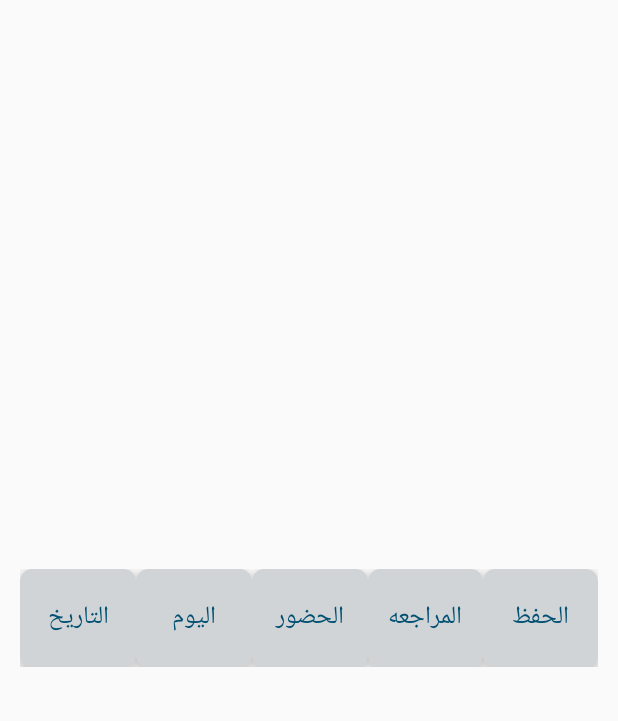
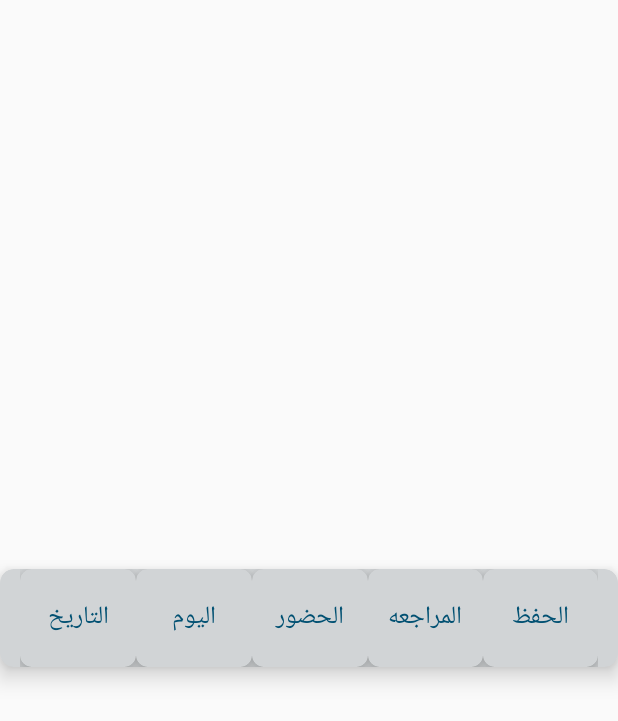
Before and after one commit to Ahmed-Redwan/QuranProjectDemo, an Android app: the layout student_recycler.xml on its own in the app's theme, with its tools: preview values and no code run, on a phone screen of 412 x 824 dp. Shown: the top 721 px of the screen. Run offline under Robolectric (Android 15) with nearby library versions, the phone set to English and light mode, and no system bars.

Commit message:
update Name Show Group Student

```diff
--- a/app/src/main/java/com/example/quranprojectdemo/Recycler_student_image_and_name.java
+++ b/app/src/main/java/com/example/quranprojectdemo/Adabter_student_image_and_name.java
@@ -15,14 +15,14 @@ import androidx.recyclerview.widget.RecyclerView;
 
 import java.util.ArrayList;
 
-public class Recycler_student_image_and_name extends BaseAdapter {
+public class Adabter_student_image_and_name extends BaseAdapter {
 
     Context context;
     int resourse;
     ArrayList<Student_imageand_name>student_imageand_names;
 
 
-    public Recycler_student_image_and_name(Context context, int resourse, ArrayList<Student_imageand_name> student_imageand_names) {
+    public Adabter_student_image_and_name(Context context, int resourse, ArrayList<Student_imageand_name> student_imageand_names) {
         this.context = context;
         this.resourse = resourse;
         this.student_imageand_names = student_imageand_names;
--- a/app/src/main/java/com/example/quranprojectdemo/Add_a_new_save.java
+++ b/app/src/main/java/com/example/quranprojectdemo/Add_a_new_save.java
@@ -25,10 +25,10 @@ public class Add_a_new_save extends AppCompatActivity {
         student_imageand_names.add(new Student_imageand_name(" mohammed"));
 
 
-        Recycler_student_image_and_name recycler =new Recycler_student_image_and_name(this,
+        Adabter_student_image_and_name adabter =new Adabter_student_image_and_name(this,
                 R.layout.student_recycler_image_and_name,student_imageand_names);
 
-        spinner_select_student.setAdapter(recycler);
+        spinner_select_student.setAdapter(adabter);
 
 
 
--- a/app/src/main/res/layout/main_student.xml
+++ b/app/src/main/res/layout/main_student.xml
@@ -6,6 +6,7 @@
     android:layout_width="match_parent"
     android:layout_height="match_parent"
     tools:context=".Main_student"
+    android:background= "#E3E9EF"
     >
 
     <com.google.android.material.appbar.AppBarLayout
@@ -308,7 +309,8 @@
                     android:layout_marginStart="@dimen/_10sdp"
                     android:layout_marginEnd="@dimen/_10sdp"
                     android:id="@+id/student_main_recycler"
-                    android:layout_weight="1"
+
+                    android:padding="@dimen/_3sdp"
                      >
 
 
--- a/app/src/main/res/layout/student_add_a_new_save.xml
+++ b/app/src/main/res/layout/student_add_a_new_save.xml
@@ -29,6 +29,8 @@
         android:id="@+id/spinner_selection_student"
         android:layout_marginStart="@dimen/_15sdp"
         android:layout_marginEnd="@dimen/_15sdp"
+
+
 
   />
 
--- a/app/src/main/res/layout/student_recycler.xml
+++ b/app/src/main/res/layout/student_recycler.xml
@@ -1,10 +1,22 @@
 <?xml version="1.0" encoding="utf-8"?>
-<androidx.coordinatorlayout.widget.CoordinatorLayout xmlns:android="http://schemas.android.com/apk/res/android"
+<LinearLayout
+    xmlns:android="http://schemas.android.com/apk/res/android"
     android:layout_width="match_parent"
     android:layout_height="match_parent"
-    xmlns:app="http://schemas.android.com/apk/res-auto">
+    xmlns:app="http://schemas.android.com/apk/res-auto"
+    android:orientation="vertical"
+    android:gravity="center">
 
+    <androidx.cardview.widget.CardView
+        android:layout_width="match_parent"
+        android:layout_height="@dimen/_50sdp"
+        app:cardElevation="@dimen/_7sdp"
+        app:cardCornerRadius="@dimen/_7sdp"
+        android:layout_marginTop="@dimen/_3sdp"
+        android:layout_marginBottom="@dimen/_3sdp"
+        app:cardBackgroundColor="#D1D4D6"
 
+        >
         <LinearLayout
             android:layout_width="match_parent"
             android:layout_height="@dimen/_50sdp"
@@ -32,6 +44,8 @@
                     android:textSize="@dimen/_13ssp"
                     android:textStyle="bold"
                     android:textFontWeight="1"
+                    android:layout_marginStart="@dimen/_3sdp"
+                    android:layout_marginEnd="@dimen/_3sdp"
 
                     android:id="@+id/student_recycler_date"
                     />
@@ -149,8 +163,8 @@
 
 
         </LinearLayout>
+    </androidx.cardview.widget.CardView>
 
 
 
-
-</androidx.coordinatorlayout.widget.CoordinatorLayout>
+</LinearLayout>
```
Also changed, not shown: app/src/main/AndroidManifest.xml (+7 -7 lines), app/src/main/res/layout/student_recycler_image_and_name.xml (+21 -12 lines).
